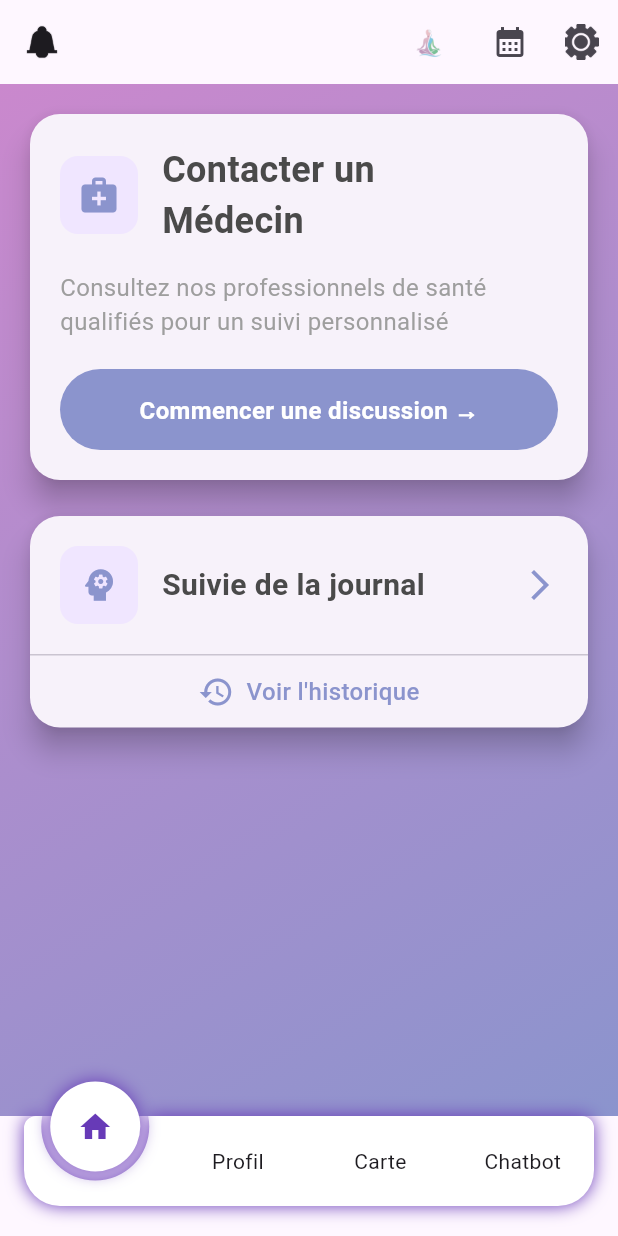
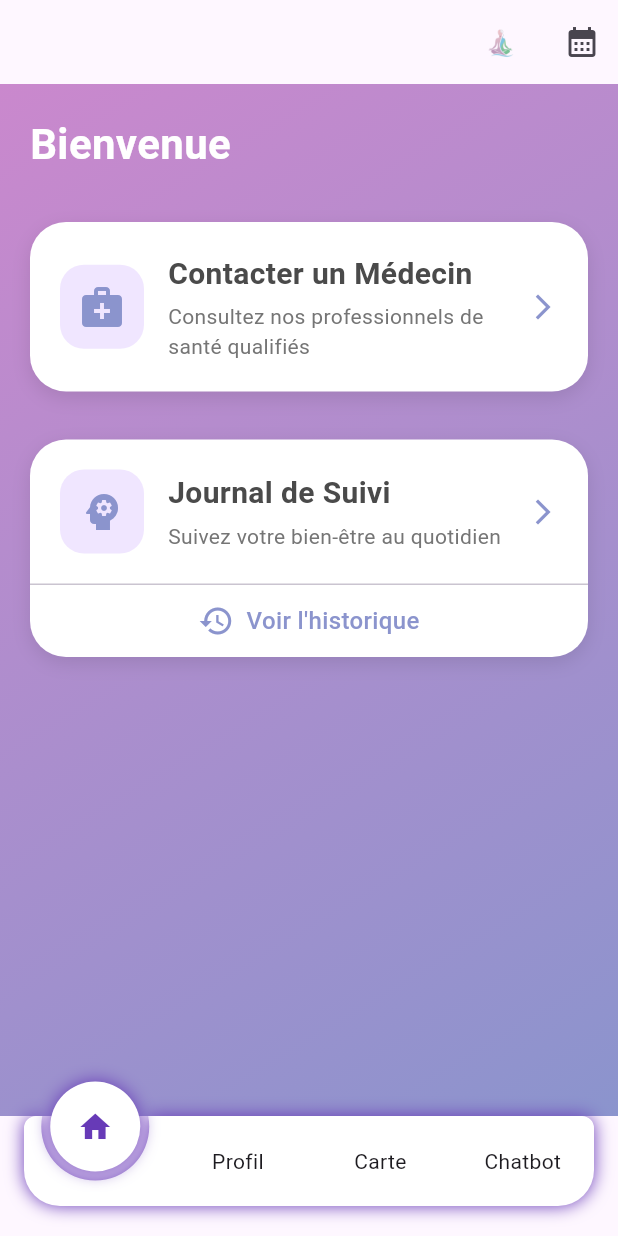
Before and after one commit to Amal-oueslati52/AppMentalHealth, a Flutter app: the HomeScreen screen opened directly, on a phone screen of 412 x 824 dp. Run offline on Flutter 3.47's test engine with Material 3 defaults, Android fonts, the phone set to English and light mode, and no system bars; drawn by our look-alikes of circle_nav_bar; our stand-ins replace another_flushbar, cloud_firestore, dio, firebase_auth, firebase_core, firebase_messaging and 6 more; missing offline and left inert: firebase_app_check; accounts and stored records are empty; network calls fail.

Commit message:
améliorer le design de login et le Home

```diff
--- a/lib/patient/HomeScreen.dart
+++ b/lib/patient/HomeScreen.dart
@@ -56,12 +56,6 @@ class _HomeScreenState extends State<HomeScreen> {
   Widget build(BuildContext context) {
     return Scaffold(
       appBar: AppBar(
-        leading: IconButton(
-          icon: const ImageIcon(AssetImage('assets/icones/image 25.png')),
-          onPressed: () {
-            // Action pour le bouton de gauche
-          },
-        ),
         title: Row(
           mainAxisAlignment: MainAxisAlignment.end,
           children: [
@@ -76,12 +70,6 @@ class _HomeScreenState extends State<HomeScreen> {
                 context,
                 MaterialPageRoute(builder: (context) => PatientBookingList()),
               );
-            },
-          ),
-          IconButton(
-            icon: const ImageIcon(AssetImage('assets/icones/image 28.png')),
-            onPressed: () {
-              // Action pour le bouton de droite
             },
           ),
         ],
@@ -141,13 +129,45 @@ class HomeContent extends StatelessWidget {
         ),
       ),
       child: SingleChildScrollView(
+        physics: const BouncingScrollPhysics(),
         child: Padding(
-          padding: const EdgeInsets.all(16.0),
+          padding: const EdgeInsets.all(20.0),
           child: Column(
+            crossAxisAlignment: CrossAxisAlignment.start,
             children: [
-              _buildContactDoctorCard(context),
+              const Text(
+                'Bienvenue',
+                style: TextStyle(
+                  fontSize: 28,
+                  fontWeight: FontWeight.bold,
+                  color: Colors.white,
+                ),
+              ),
+              const SizedBox(height: 24),
+              _buildServiceCard(
+                context,
+                'Contacter un Médecin',
+                'Consultez nos professionnels de santé qualifiés',
+                Icons.medical_services,
+                () => _showDoctorsList(context, MessagerieService()),
+              ),
               const SizedBox(height: 16),
-              _buildJournalCard(context),
+              _buildServiceCard(
+                context,
+                'Journal de Suivi',
+                'Suivez votre bien-être au quotidien',
+                Icons.psychology,
+                () => _navigateToAssessment(context),
+                showHistory: true,
+                onHistoryTap: () {
+                  Navigator.push(
+                    context,
+                    MaterialPageRoute(
+                      builder: (context) => const AssessmentHistoryScreen(),
+                    ),
+                  );
+                },
+              ),
             ],
           ),
         ),
@@ -155,100 +175,111 @@ class HomeContent extends StatelessWidget {
     );
   }
 
-  Widget _buildContactDoctorCard(BuildContext context) {
-    final MessagerieService _messagerieService = MessagerieService();
-
-    return Card(
-      elevation: 8,
-      shape: RoundedRectangleBorder(
-        borderRadius: BorderRadius.circular(20),
+  Widget _buildServiceCard(
+    BuildContext context,
+    String title,
+    String description,
+    IconData icon,
+    VoidCallback onTap, {
+    bool showHistory = false,
+    VoidCallback? onHistoryTap,
+  }) {
+    return Container(
+      margin: const EdgeInsets.symmetric(vertical: 8),
+      decoration: BoxDecoration(
+        color: Colors.white,
+        borderRadius: BorderRadius.circular(24),
+        boxShadow: [
+          BoxShadow(
+            color: Colors.black.withOpacity(0.1),
+            blurRadius: 10,
+            offset: const Offset(0, 4),
           ),
+        ],
+      ),
+      child: ClipRRect(
+        borderRadius: BorderRadius.circular(24),
+        child: Material(
+          color: Colors.transparent,
+          child: Column(
+            children: [
+              InkWell(
+                onTap: onTap,
                 child: Padding(
                   padding: const EdgeInsets.all(20),
-        child: Column(
-          crossAxisAlignment: CrossAxisAlignment.start,
-          children: [
-            _buildCardHeader(),
-            const SizedBox(height: 16),
-            _buildCardDescription(),
-            const SizedBox(height: 20),
-            _buildContactButton(context, _messagerieService),
-          ],
-        ),
-      ),
-    );
-  }
-
-  Widget _buildCardHeader() {
-    return Row(
+                  child: Row(
                     children: [
                       Container(
                         padding: const EdgeInsets.all(12),
                         decoration: BoxDecoration(
                           color: const Color(0xFFF0E6FF),
-            borderRadius: BorderRadius.circular(12),
+                          borderRadius: BorderRadius.circular(16),
                         ),
-          child: const Icon(
-            Icons.medical_services,
-            color: Color(0xFF8B94CD),
-            size: 28,
+                        child: Icon(
+                          icon,
+                          color: const Color(0xFF8B94CD),
+                          size: 32,
                         ),
                       ),
                       const SizedBox(width: 16),
-        const Column(
+                      Expanded(
+                        child: Column(
                           crossAxisAlignment: CrossAxisAlignment.start,
                           children: [
                             Text(
-              'Contacter un',
-              style: TextStyle(
-                fontSize: 24,
+                              title,
+                              style: const TextStyle(
+                                fontSize: 20,
                                 fontWeight: FontWeight.bold,
                                 color: Color(0xFF4A4A4A),
                               ),
                             ),
+                            const SizedBox(height: 4),
                             Text(
-              'Médecin',
+                              description,
                               style: TextStyle(
-                fontSize: 24,
-                fontWeight: FontWeight.bold,
-                color: Color(0xFF4A4A4A),
+                                fontSize: 14,
+                                color: Colors.grey[600],
                               ),
                             ),
                           ],
                         ),
+                      ),
+                      const Icon(
+                        Icons.arrow_forward_ios,
+                        color: Color(0xFF8B94CD),
+                        size: 20,
+                      ),
                     ],
-    );
-  }
-
-  Widget _buildCardDescription() {
-    return const Text(
-      'Consultez nos professionnels de santé qualifiés pour un suivi personnalisé',
+                  ),
+                ),
+              ),
+              if (showHistory && onHistoryTap != null) ...[
+                const Divider(height: 1),
+                InkWell(
+                  onTap: onHistoryTap,
+                  child: Padding(
+                    padding: const EdgeInsets.symmetric(
+                        vertical: 12, horizontal: 20),
+                    child: Row(
+                      mainAxisAlignment: MainAxisAlignment.center,
+                      children: const [
+                        Icon(Icons.history, color: Color(0xFF8B94CD)),
+                        SizedBox(width: 8),
+                        Text(
+                          'Voir l\'historique',
                           style: TextStyle(
                             fontSize: 16,
-        color: Colors.grey,
+                            color: Color(0xFF8B94CD),
+                            fontWeight: FontWeight.w500,
                           ),
-    );
-  }
-
-  Widget _buildContactButton(
-      BuildContext context, MessagerieService messagerieService) {
-    return InkWell(
-      onTap: () => _showDoctorsList(context, messagerieService),
-      child: Container(
-        width: double.infinity,
-        padding: const EdgeInsets.symmetric(vertical: 15),
-        decoration: BoxDecoration(
-          color: const Color(0xFF8B94CD),
-          borderRadius: BorderRadius.circular(30),
                         ),
-        child: const Center(
-          child: Text(
-            'Commencer une discussion →',
-            style: TextStyle(
-              color: Colors.white,
-              fontSize: 16,
-              fontWeight: FontWeight.bold,
+                      ],
                     ),
+                  ),
+                ),
+              ],
+            ],
           ),
         ),
       ),
@@ -277,87 +308,6 @@ class HomeContent extends StatelessWidget {
             scrollController: controller,
           ),
         ),
-      ),
-    );
-  }
-
-  Widget _buildJournalCard(BuildContext context) {
-    return Card(
-      elevation: 8,
-      shape: RoundedRectangleBorder(
-        borderRadius: BorderRadius.circular(20),
-      ),
-      child: Column(
-        mainAxisSize: MainAxisSize.min,
-        children: [
-          InkWell(
-            onTap: () => _navigateToAssessment(context),
-            child: Padding(
-              padding: const EdgeInsets.all(20),
-              child: Row(
-                children: [
-                  _buildJournalIcon(),
-                  const SizedBox(width: 16),
-                  const Expanded(
-                    child: Text(
-                      'Suivie de la journal',
-                      style: TextStyle(
-                        fontSize: 20,
-                        fontWeight: FontWeight.bold,
-                        color: Color(0xFF4A4A4A),
-                      ),
-                    ),
-                  ),
-                  const Icon(Icons.arrow_forward_ios, color: Color(0xFF8B94CD)),
-                ],
-              ),
-            ),
-          ),
-          const Divider(height: 1),
-          InkWell(
-            onTap: () {
-              Navigator.push(
-                context,
-                MaterialPageRoute(
-                  builder: (context) => const AssessmentHistoryScreen(),
-                ),
-              );
-            },
-            child: Padding(
-              padding: const EdgeInsets.symmetric(vertical: 12, horizontal: 20),
-              child: Row(
-                mainAxisAlignment: MainAxisAlignment.center,
-                children: const [
-                  Icon(Icons.history, color: Color(0xFF8B94CD)),
-                  SizedBox(width: 8),
-                  Text(
-                    'Voir l\'historique',
-                    style: TextStyle(
-                      fontSize: 16,
-                      color: Color(0xFF8B94CD),
-                      fontWeight: FontWeight.w500,
-                    ),
-                  ),
-                ],
-              ),
-            ),
-          ),
-        ],
-      ),
-    );
-  }
-
-  Widget _buildJournalIcon() {
-    return Container(
-      padding: const EdgeInsets.all(12),
-      decoration: BoxDecoration(
-        color: const Color(0xFFF0E6FF),
-        borderRadius: BorderRadius.circular(12),
-      ),
-      child: const Icon(
-        Icons.psychology,
-        color: Color(0xFF8B94CD),
-        size: 28,
       ),
     );
   }
--- a/lib/patient/login.dart
+++ b/lib/patient/login.dart
@@ -203,23 +203,23 @@ class _LoginState extends State<Login> {
               children: [
                 const SizedBox(height: 50),
                 Container(
-                  padding: const EdgeInsets.all(3),
+                  padding: const EdgeInsets.all(4),
                   decoration: BoxDecoration(
                     shape: BoxShape.circle,
                     gradient: LinearGradient(
                       colors: [
-                        Colors.white.withOpacity(0.2),
-                        Colors.white.withOpacity(0.3)
+                        Colors.white.withOpacity(0.5),
+                        Colors.white.withOpacity(0.2)
                       ],
                     ),
                   ),
-                  child: const CircleAvatar(
-                    radius: 50,
+                  child: CircleAvatar(
+                    radius: 60,
                     backgroundColor: Colors.white,
-                    child: Icon(
-                      Icons.psychology,
-                      size: 50,
-                      color: Color(0xFF8B94CD),
+                    child: Image.asset(
+                      'assets/images/logo.png',
+                      width: 80,
+                      height: 80,
                     ),
                   ),
                 ),
```
Also changed, not shown: 4 other files. Lines whose indentation alone changed are shown as unchanged.
